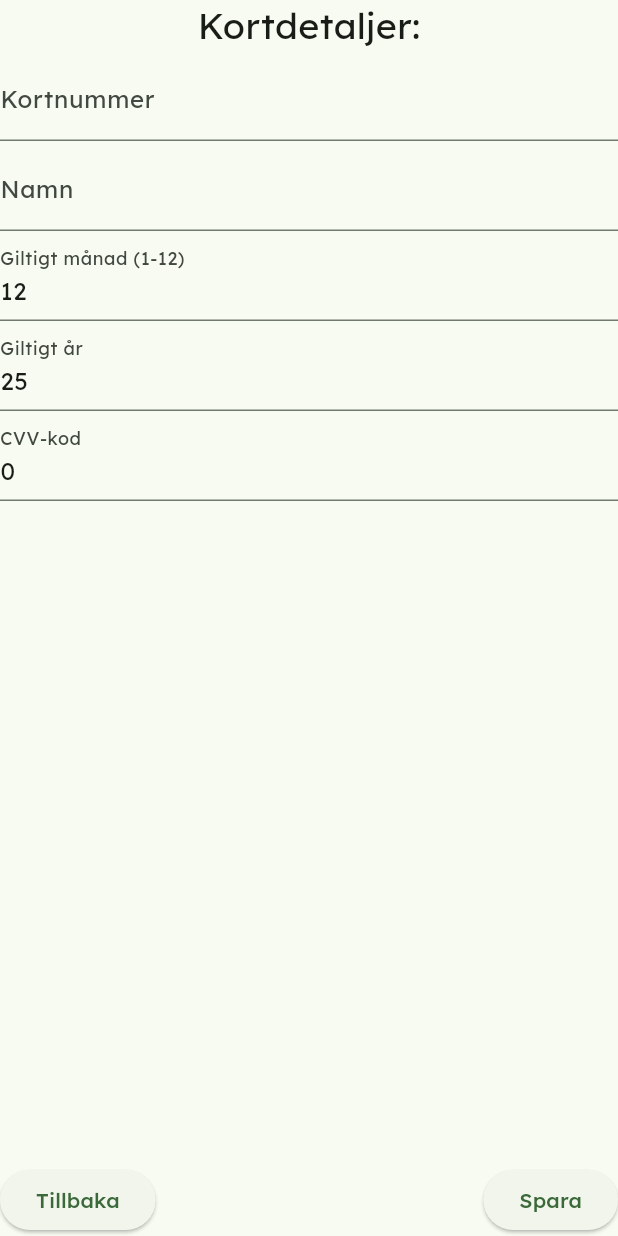
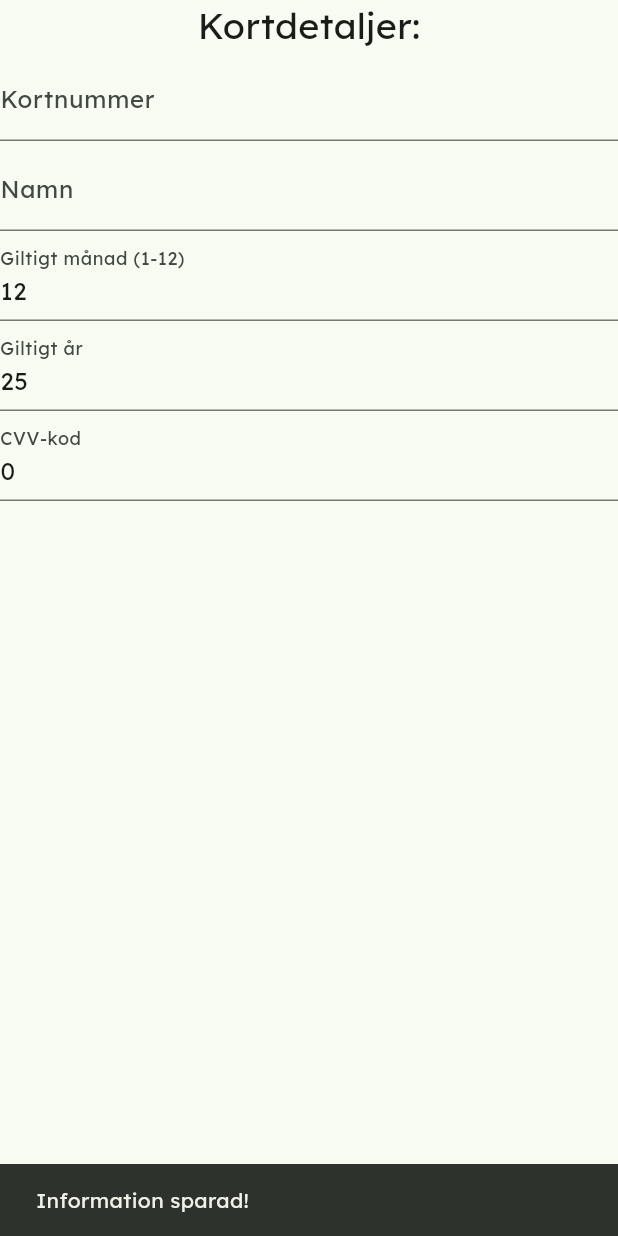
Before and after one commit to SixtenPaulsson/IMAT, a Flutter app: the CardDetails widget shown alone on an empty page, opened directly with empty values, after a tap on "Spara", on a phone screen of 412 x 824 dp. Run offline on Flutter 3.47's test engine with Material 3 defaults, Android fonts, the phone set to English and light mode, and no system bars; our stand-ins replace shared_preferences; accounts and stored records are empty; network calls fail.

Commit message:
finishing touches

```diff
--- a/lib/main.dart
+++ b/lib/main.dart
@@ -27,6 +27,7 @@ class MyApp extends StatelessWidget {
   Widget build(BuildContext context) {
     return MaterialApp(
       title: 'iMat Demo',
+      debugShowCheckedModeBanner: false,
       theme: ThemeData(colorScheme: AppTheme.colorScheme, fontFamily: 'Lexend'),
       home: const MainView(),
     );
--- a/lib/widgets/BuyCard.dart
+++ b/lib/widgets/BuyCard.dart
@@ -70,7 +70,7 @@ class _BuyCardState extends State<BuyCard> {
                     setState(() {});
                   },
                   style: ElevatedButton.styleFrom(
-                    backgroundColor: AppTheme.colorScheme.tertiary,
+                    backgroundColor: AppTheme.colorScheme.primary,
                     // Set the button color
                     foregroundColor:
                         AppTheme.colorScheme.onPrimary, // Set the text color
--- a/lib/widgets/LeftPanel.dart
+++ b/lib/widgets/LeftPanel.dart
@@ -41,16 +41,6 @@ class _LeftPanelState extends State<LeftPanel> {
           ),
           SizedBox(
             height: AppTheme.paddingLarge,
-          ), // Extra spacing after Köp igen
-          _buildCard(
-            title: 'Visa allting',
-            onPressed: () {
-              setState(() => selectedTitle = 'Visa allting');
-              widget.iMat.selectAllProducts();
-            },
-          ),
-          SizedBox(
-            height: AppTheme.paddingSmall,
           ), // Extra spacing after Köp igen
           _buildCard(
             title: 'Visa allting',
@@ -124,7 +114,7 @@ class _LeftPanelState extends State<LeftPanel> {
         style: ElevatedButton.styleFrom(
           backgroundColor:
               isFirstButton
-                  ? AppTheme.colorScheme.tertiary
+                  ? AppTheme.colorScheme.primary
                   : isSelected
                   ? Colors.grey[300]
                   : Colors.white,
--- a/lib/widgets/ShoppingCart.dart
+++ b/lib/widgets/ShoppingCart.dart
@@ -191,6 +191,15 @@ class ShoppingCart extends StatelessWidget {
             Center(
               child: ElevatedButton(
                 onPressed: () {
+                  if (iMat.getShoppingCart().items.isEmpty) {
+                    ScaffoldMessenger.of(context).showSnackBar(
+                      const SnackBar(
+                        content: Text(
+                          'Tom varukorg, lägg till något för att fortsätta',
+                        ),
+                      ),
+                    );
+                  } else {
                     showDialog(
                       context: context,
                       builder: (BuildContext context) {
@@ -216,10 +225,11 @@ class ShoppingCart extends StatelessWidget {
                         );
                       },
                     );
+                  }
                 },
                 style: ElevatedButton.styleFrom(
                   backgroundColor:
-                      AppTheme.colorScheme.tertiary, // Set button color to red
+                      AppTheme.colorScheme.primary, // Set button color to red
                   foregroundColor: Colors.white, // Set text color to black
                   shape: RoundedRectangleBorder(
                     borderRadius: BorderRadius.circular(8), // Rounded corners
--- a/lib/widgets/card_details.dart
+++ b/lib/widgets/card_details.dart
@@ -95,5 +95,8 @@ class _CardDetailsState extends State<CardDetails> {
 
     // This needed to trigger update to the server
     iMat.setCreditCard(card);
+    ScaffoldMessenger.of(
+      context,
+    ).showSnackBar(const SnackBar(content: Text('Information sparad!')));
   }
 }
--- a/lib/widgets/customer_details.dart
+++ b/lib/widgets/customer_details.dart
@@ -109,5 +109,8 @@ class _CustomerDetailsState extends State<CustomerDetails> {
 
     // This is needed to trigger updates to the server
     _imatDataHandler.setCustomer(customer);
+    ScaffoldMessenger.of(
+      context,
+    ).showSnackBar(const SnackBar(content: Text('Information sparad!')));
   }
 }
```
Also changed, not shown: lib/pages/account_view.dart (+14 -7 lines), lib/pages/checkout_wizard.dart (+20 -6 lines), lib/pages/history_view.dart (+16 -4 lines), lib/widgets/product_tile.dart (+13 -5 lines). Lines whose indentation alone changed are shown as unchanged.
